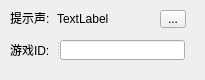
This is uis/page.ui in alpxe/python-sentinel as Qt 5 draws it before an edit. The edited form follows.
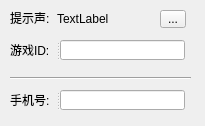
This is the edited form.

```diff
--- a/uis/page.ui
+++ b/uis/page.ui
@@ -7,7 +7,7 @@
     <x>0</x>
     <y>0</y>
     <width>205</width>
-    <height>80</height>
+    <height>126</height>
    </rect>
   </property>
   <property name="windowTitle">
@@ -75,6 +75,42 @@
     </property>
    </widget>
   </widget>
+  <widget class="Line" name="line">
+   <property name="geometry">
+    <rect>
+     <x>10</x>
+     <y>70</y>
+     <width>181</width>
+     <height>16</height>
+    </rect>
+   </property>
+   <property name="orientation">
+    <enum>Qt::Horizontal</enum>
+   </property>
+  </widget>
+  <widget class="QSplitter" name="splitter_2">
+   <property name="geometry">
+    <rect>
+     <x>10</x>
+     <y>90</y>
+     <width>175</width>
+     <height>20</height>
+    </rect>
+   </property>
+   <property name="orientation">
+    <enum>Qt::Horizontal</enum>
+   </property>
+   <widget class="QLabel" name="label_3">
+    <property name="text">
+     <string>手机号:</string>
+    </property>
+   </widget>
+   <widget class="QLineEdit" name="phoneEdit">
+    <property name="text">
+     <string/>
+    </property>
+   </widget>
+  </widget>
  </widget>
  <resources/>
  <connections/>
```
